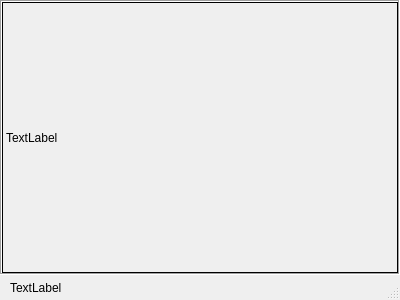
The window that sources/preview-window/FilePreview.ui (Ri0n/matterleast) describes before a commit, drawn with Qt 5.
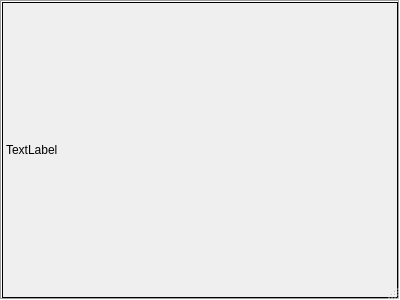
The same window after the commit.

Commit message: Remove duplicate filename from image preview

What changed in the file:
```diff
--- a/sources/preview-window/FilePreview.ui
+++ b/sources/preview-window/FilePreview.ui
@@ -90,49 +90,6 @@
      </layout>
     </widget>
    </item>
-   <item>
-    <widget class="QFrame" name="frame_2">
-     <property name="maximumSize">
-      <size>
-       <width>16777215</width>
-       <height>25</height>
-      </size>
-     </property>
-     <property name="frameShape">
-      <enum>QFrame::NoFrame</enum>
-     </property>
-     <property name="frameShadow">
-      <enum>QFrame::Plain</enum>
-     </property>
-     <property name="lineWidth">
-      <number>0</number>
-     </property>
-     <layout class="QHBoxLayout" name="horizontalLayout">
-      <property name="spacing">
-       <number>0</number>
-      </property>
-      <property name="leftMargin">
-       <number>10</number>
-      </property>
-      <property name="topMargin">
-       <number>0</number>
-      </property>
-      <property name="bottomMargin">
-       <number>0</number>
-      </property>
-      <item>
-       <widget class="QLabel" name="fileInfo">
-        <property name="lineWidth">
-         <number>0</number>
-        </property>
-        <property name="text">
-         <string>TextLabel</string>
-        </property>
-       </widget>
-      </item>
-     </layout>
-    </widget>
-   </item>
   </layout>
  </widget>
  <resources>
```
